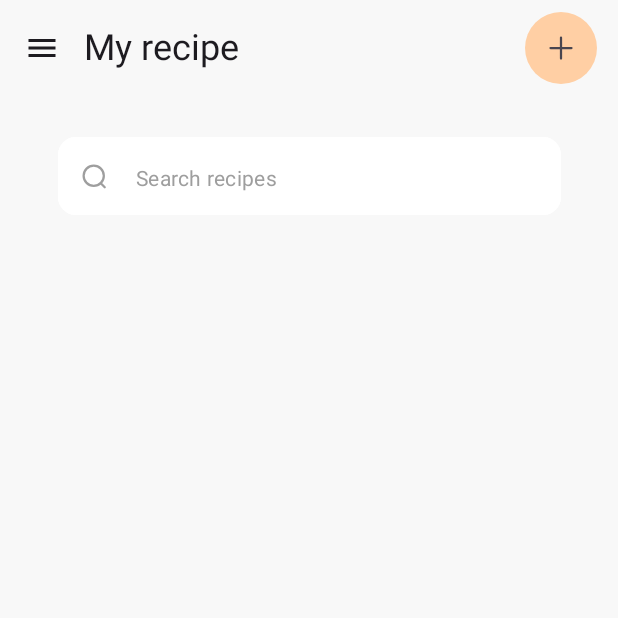
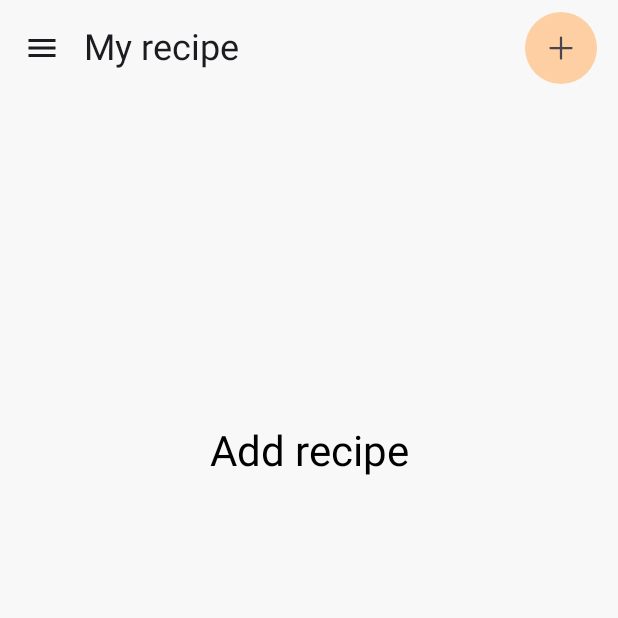
Before and after one commit to 070boroda/KitchenCalculator, an Android app built with Jetpack Compose: the screen it shows after launch (MainActivity), on a phone screen of 412 x 824 dp, the top half of it. Run offline under Robolectric (Android 15) with nearby library versions, the phone set to English and light mode, and no system bars; our stand-ins replace AdMob, Dagger/Hilt's generated code, Room's generated code, livedata-compose; libraries missing offline, so code that uses them is left out: com.android.billingclient, com.google.firebase.crashlytics; pictures from the network do not load; 7 statements that could not run were skipped.

Commit message:
[CC-031] - add empty screen for list recipe

```diff
--- a/app/build.gradle.kts
+++ b/app/build.gradle.kts
@@ -16,8 +16,8 @@ android {
         applicationId = "com.zelianko.kitchencalculator"
         minSdk = 24
         targetSdk = 34
-        versionCode = 6
-        versionName = "1.0.0.6"
+        versionCode = 7
+        versionName = "1.0.0.7"
 
         testInstrumentationRunner = "androidx.test.runner.AndroidJUnitRunner"
         kapt {
--- a/app/src/main/java/com/zelianko/kitchencalculator/recipe_list_screen/RecipeListScreen.kt
+++ b/app/src/main/java/com/zelianko/kitchencalculator/recipe_list_screen/RecipeListScreen.kt
@@ -14,6 +14,8 @@ import androidx.compose.foundation.layout.height
 import androidx.compose.foundation.layout.padding
 import androidx.compose.foundation.layout.size
 import androidx.compose.foundation.layout.width
+import androidx.compose.foundation.layout.wrapContentHeight
+import androidx.compose.foundation.layout.wrapContentSize
 import androidx.compose.foundation.lazy.LazyColumn
 import androidx.compose.foundation.lazy.items
 import androidx.compose.foundation.shape.CircleShape
@@ -41,12 +43,12 @@ import androidx.compose.ui.res.colorResource
 import androidx.compose.ui.res.stringResource
 import androidx.compose.ui.res.vectorResource
 import androidx.compose.ui.text.input.TextFieldValue
+import androidx.compose.ui.text.style.TextAlign
 import androidx.compose.ui.unit.dp
 import androidx.hilt.navigation.compose.hiltViewModel
 import coil.compose.AsyncImage
 import com.zelianko.kitchencalculator.R
 import com.zelianko.kitchencalculator.constants.StringConstants
-import com.zelianko.kitchencalculator.constants.StringConstants.Companion.MONTHLY
 import com.zelianko.kitchencalculator.data.Recipe
 import com.zelianko.kitchencalculator.google_ads.GoogleBannerAd
 import com.zelianko.kitchencalculator.subscriptions.BillingViewModel
@@ -93,23 +95,29 @@ fun RecipeListScreen(
             GoogleBannerAd(textId = StringConstants.BannerListRecipeId)
         }
 
+        if (recipeList.value.isEmpty()) {
+            Spacer(modifier = Modifier.height(200.dp))
+            Text(
+                modifier = Modifier.align(alignment = Alignment.CenterHorizontally),
+                text = stringResource(
+                    id = R.string.add_recipe,
+                ),
+                style = MaterialTheme.typography.headlineMedium,
+                color = Color.Black,
+            )
+        } else {
             //Передаем евент, что будем делать
             CustomTextInputField(
                 state = textSearch
             )
-//TODO нужно попробовать передать ивент во вьюмодел и от туда обрезать список
-//        if (!currentSubscriptionList.contains(MONTHLY)) {
-//            recipeList.value.subList(0, 2);
-//        }
-
             //Если нет подписки и список рецептов больше трех выводим только три рецепта
-        if (isActiveSub.value == false && recipeList.value.size >= 5) {
+            if (isActiveSub.value == false && recipeList.value.size >= 10) {
                 LazyColumn(
                     modifier = Modifier.fillMaxWidth(),
                     contentPadding = PaddingValues(8.dp),
                     horizontalAlignment = Alignment.CenterHorizontally,
                 ) {
-                val tempList = recipeList.value.subList(0, 4);
+                    val tempList = recipeList.value.subList(0, 9);
                     items(tempList.filter {
                         it.name.contains(textSearch.value.text, ignoreCase = true)
                     }
@@ -133,6 +141,7 @@ fun RecipeListScreen(
                         Spacer(modifier = Modifier.height(12.dp))
                         RowRecipe(recipe) { event ->
                             viewModel.onEvent(event)
+                        }
                     }
                 }
             }
@@ -213,7 +222,8 @@ fun RowRecipe(
         Spacer(
             Modifier
                 .weight(1f)
-                .fillMaxHeight())
+                .fillMaxHeight()
+        )
         IconButton(onClick = {
             Routes.RECIPE_UPDATE_SCREEN + "/${recipe.id}"
             onEvent(RecipeListEvent.OnItemClick(Routes.RECIPE_UPDATE_SCREEN + "/${recipe.id}"))
--- a/app/src/main/res/values/strings.xml
+++ b/app/src/main/res/values/strings.xml
@@ -269,6 +269,7 @@ This kind of roasting is perfect for people who don’t accept raw meat.</string
     <string name="plum">Plum</string>
     <string name="apple">Apple</string>
     <string name="berry">Berry</string>
+    <string name="add_recipe">Add recipe</string>
 
 
 </resources>
```
Also changed, not shown: 1 other file. Lines whose indentation alone changed are shown as unchanged.
